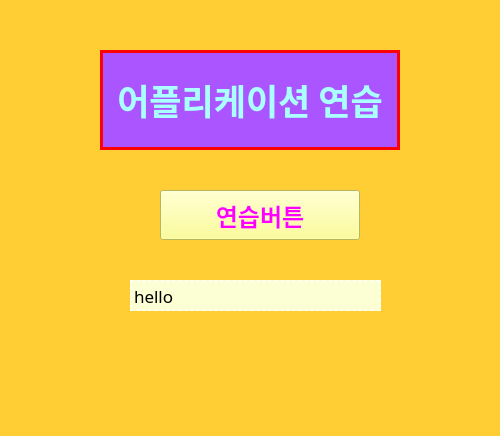
This is ui/testui.ui in gyojincompany/python_20231212 as Qt 5 draws it before an edit. The edited form follows.
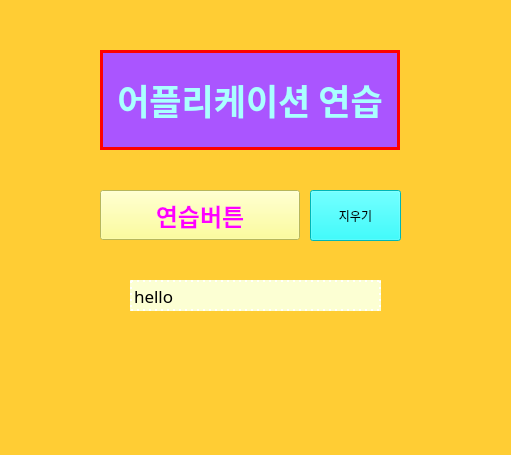
This is the edited form.

Diff of the .ui file:
```diff
--- a/ui/testui.ui
+++ b/ui/testui.ui
@@ -6,8 +6,8 @@
    <rect>
     <x>0</x>
     <y>0</y>
-    <width>500</width>
-    <height>436</height>
+    <width>511</width>
+    <height>455</height>
    </rect>
   </property>
   <property name="windowTitle">
@@ -51,7 +51,7 @@
    <widget class="QPushButton" name="pushButton">
     <property name="geometry">
      <rect>
-      <x>160</x>
+      <x>100</x>
       <y>190</y>
       <width>200</width>
       <height>50</height>
@@ -96,6 +96,22 @@
      <string>hello</string>
     </property>
    </widget>
+   <widget class="QPushButton" name="clearButton">
+    <property name="geometry">
+     <rect>
+      <x>310</x>
+      <y>190</y>
+      <width>91</width>
+      <height>51</height>
+     </rect>
+    </property>
+    <property name="styleSheet">
+     <string notr="true">background-color: rgb(0, 255, 255);</string>
+    </property>
+    <property name="text">
+     <string>지우기</string>
+    </property>
+   </widget>
   </widget>
   <widget class="QMenuBar" name="menubar">
    <property name="geometry">
```
Left out of the diff: 2 changed lines with no effect on the pictures.
